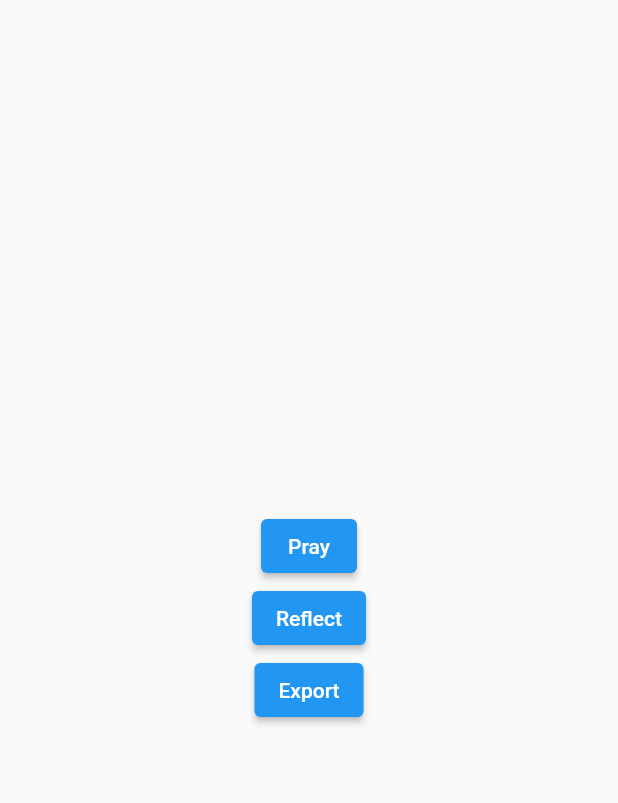
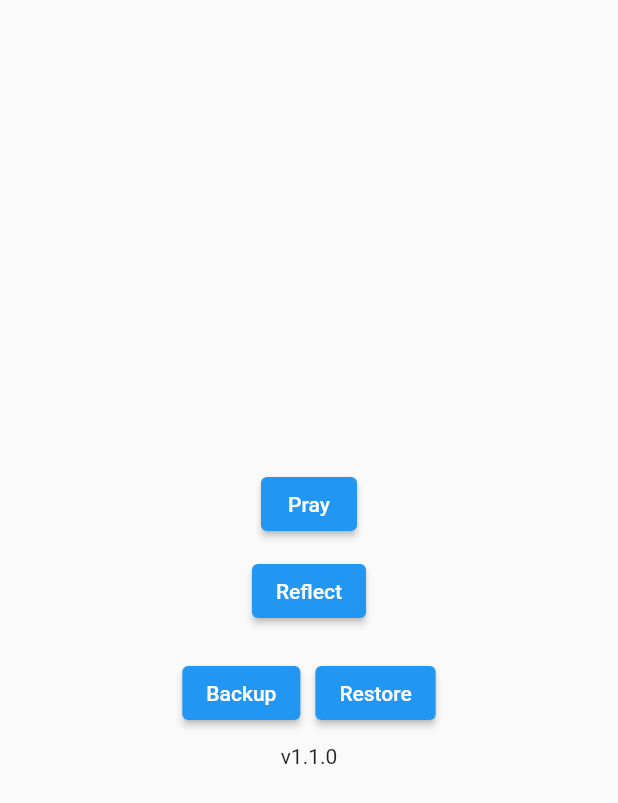
Before and after one commit to grant-dennison/prayer-app, a Flutter app: the screen it shows after launch, on a phone screen of 412 x 824 dp. Shown: the top 803 px of the screen. Run offline on Flutter 3.47's test engine with Material 2 defaults, Android fonts, the light colour scheme and no system bars; our stand-ins replace adaptive_dialog, file_picker, focused_menu, hive, hive_flutter, keyboard_dismisser and 1 more; missing offline and left inert: date_time_format, file_saver, mutex; accounts and stored records are empty.

Commit message:
Get backup/restore working

```diff
--- a/lib/data/default_data.dart
+++ b/lib/data/default_data.dart
@@ -6,8 +6,7 @@ import 'package:prayer_app/model/prayer_item.dart';
 
 import 'hive/hive_prayer.dart';
 
-Future<void> ensureDefaultData() async {
-  final b = await openBoxes();
+Future<void> ensureDefaultData(Boxes b) async {
   final listManager = IdListManager(listBox: b.idList, chunkBox: b.idListChunk);
   if (!b.prayer.containsKey(rootPrayerItemId)) {
     final rootPrayerItem = PrayerItem(
@@ -26,5 +25,4 @@ Future<void> ensureDefaultData() async {
   if (!listManager.listExists(answeredPrayerListId)) {
     await listManager.createList(answeredPrayerListId);
   }
-  await b.dispose();
 }
--- a/lib/page/home_page.dart
+++ b/lib/page/home_page.dart
@@ -1,6 +1,7 @@
 import 'package:adaptive_dialog/adaptive_dialog.dart';
 import 'package:flutter/material.dart';
 import 'package:hive/hive.dart';
+import 'package:prayer_app/data/default_data.dart';
 import 'package:prayer_app/data/export_data.dart';
 import 'package:prayer_app/data/hive/boxes.dart';
 import 'package:prayer_app/data/root_prayer_item.dart';
@@ -21,9 +22,30 @@ class HomePage extends Page {
   }
 }
 
-class HomeScreen extends StatelessWidget {
+typedef Future<void> _FutureCallback();
+
+class HomeScreen extends StatefulWidget {
+  @override
+  _HomeScreenState createState() => _HomeScreenState();
+}
+
+class _HomeScreenState extends State<HomeScreen> {
+  bool _loading = false;
+
   @override
   Widget build(BuildContext context) {
+    if (_loading) {
+      return Scaffold(
+        body: Center(
+          child: SizedBox(
+            width: 60,
+            height: 60,
+            child: CircularProgressIndicator(),
+          ),
+        ),
+      );
+    }
+
     final navigationController = Provider.of<NavigationController>(context);
     final boxes = Provider.of<Boxes>(context);
     return Scaffold(
@@ -36,6 +58,7 @@ class HomeScreen extends StatelessWidget {
                   .pushContext(PageSpec.list(prayerItemId: rootPrayerItemId)),
               child: const Text('Pray'),
             ),
+            SizedBox(height: 10.0),
             ElevatedButton(
               onPressed: () => navigationController.pushContext(PageSpec(
                 prayerItemId: null,
@@ -43,18 +66,44 @@ class HomeScreen extends StatelessWidget {
               )),
               child: const Text('Reflect'),
             ),
+            SizedBox(height: 20.0),
+            Row(
+              mainAxisAlignment: MainAxisAlignment.center,
+              children: [
                 ElevatedButton(
-            onPressed: () => exportDataToFiles(boxes),
-            // onPressed: () => exportData(boxes, (index, json) async {
-            //   print('got $index');
-            //   print(json);
-            // }),
-            child: const Text('Export'),
+                  onPressed: () =>
+                      _withLoadingScreen(() => exportDataToFiles(boxes)),
+                  child: const Text('Backup'),
                 ),
-          //  DeleteButton(),
+                SizedBox(width: 10.0),
+                ElevatedButton(
+                  onPressed: () =>
+                      _withLoadingScreen(() => importDataFromFiles(boxes)),
+                  child: const Text('Restore'),
+                ),
               ],
-      )),
+            ),
+            SizedBox(height: 10.0),
+            // DeleteButton(),
+            // SizedBox(height: 10.0),
+            Text('v1.1.0'),
+          ],
+        ),
+      ),
     );
+  }
+
+  Future<void> _withLoadingScreen(Future<void> Function() callback) async {
+    setState(() {
+      _loading = true;
+    });
+    try {
+      await callback();
+    } finally {
+      setState(() {
+        _loading = false;
+      });
+    }
   }
 }
 
@@ -82,6 +131,7 @@ class DeleteButton extends StatelessWidget {
           await boxes.idListChunk.deleteAll(boxes.idListChunk.keys);
           await boxes.prayer.deleteAll(boxes.prayer.keys);
           await boxes.prayerUpdate.deleteAll(boxes.prayerUpdate.keys);
+          await ensureDefaultData(boxes);
           // TODO: Somehow need to recreate root prayer item.
         }
       },
--- a/pubspec.yaml
+++ b/pubspec.yaml
@@ -33,6 +33,7 @@ dependencies:
   json_annotation: ^4.0.1
   keyboard_dismisser: ^2.0.0
   mutex: ^3.0.0
+  permission_handler: ^7.1.0
   provider: ^5.0.0
   uuid: ^3.0.3
 
```
Also changed, not shown: lib/data/export_data.dart (+120 -10 lines), lib/data/hive/init.dart (+6 -1 lines), pubspec.lock, 1 other file. Lines whose indentation alone changed are shown as unchanged.
